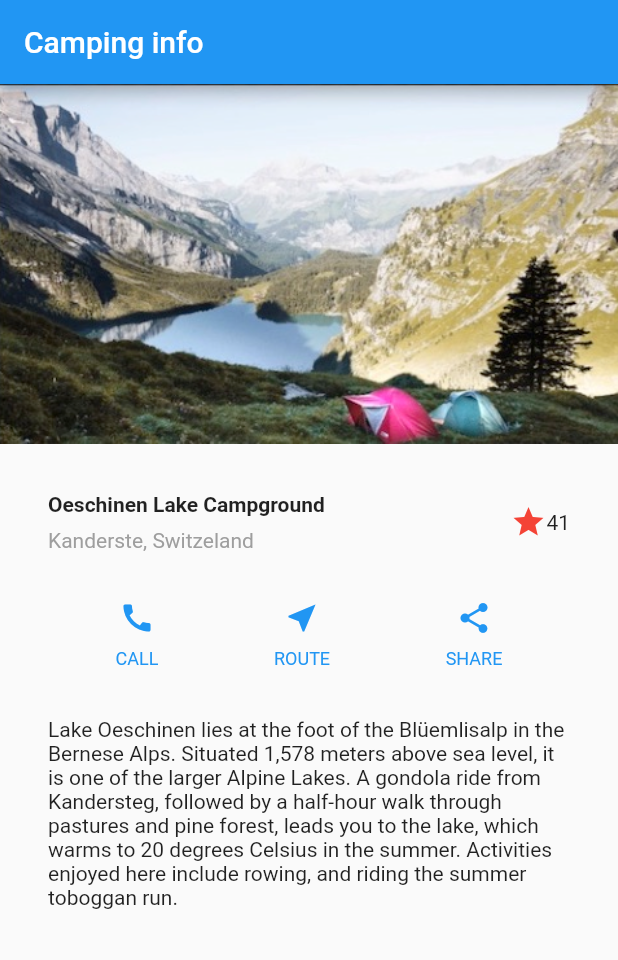
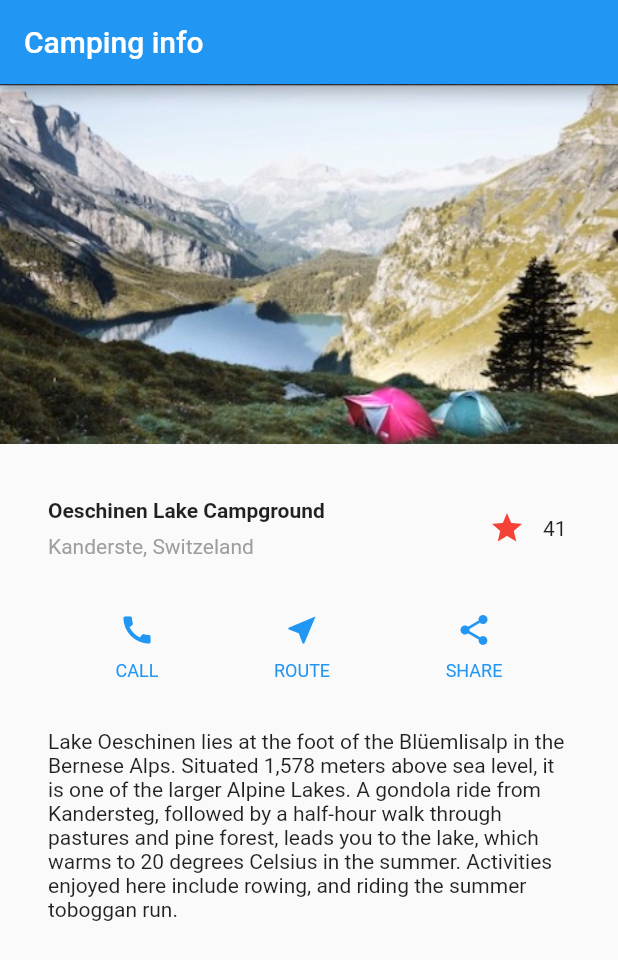
Before and after one commit to xinzhang/xz_camping_info, a Flutter app: the screen it shows after launch, on a phone screen of 412 x 824 dp. Shown: the top 960 px of the screen. Run offline on Flutter 3.47's test engine with Material 2 defaults, Android fonts, the phone set to English and light mode, and no system bars.

Commit message:
add favourite

```diff
--- /dev/null
+++ b/lib/components/favourite.dart
@@ -0,0 +1,45 @@
+import 'package:flutter/material.dart';
+
+class FavouriteWidget extends StatefulWidget {
+  @override
+  _FavouriteWidgetState createState() => _FavouriteWidgetState();
+}
+
+class _FavouriteWidgetState extends State<FavouriteWidget> {
+  bool _isFavourited = true;
+  int _favouriteCount = 41;
+
+  @override
+  Widget build(BuildContext context) {
+    return Row(
+      mainAxisSize: MainAxisSize.min,
+      children: <Widget>[
+        Container(
+            padding: EdgeInsets.all(0),
+            child: IconButton(
+              icon:
+                  (_isFavourited ? Icon(Icons.star) : Icon(Icons.star_border)),
+              color: Colors.red[500],
+              onPressed: _toggleFavourite,
+            )),
+        SizedBox(
+            width: 18,
+            child: Container(
+              child: Text("$_favouriteCount"),
+            ))
+      ],
+    );
+  }
+
+  void _toggleFavourite() {
+    setState(() {
+      if (_isFavourited) {
+        _favouriteCount -= 1;
+        _isFavourited = false;
+      } else {
+        _favouriteCount += 1;
+        _isFavourited = true;
+      }
+    });
+  }
+}
--- a/lib/components/title_section.dart
+++ b/lib/components/title_section.dart
@@ -1,4 +1,5 @@
 import 'package:flutter/material.dart';
+import 'package:xz_camping_info/components/favourite.dart';
 
 class TitleSection extends StatelessWidget {
   const TitleSection({
@@ -26,8 +27,7 @@ class TitleSection extends StatelessWidget {
               ],
             ),
           ),
-          Icon(Icons.star, color: Colors.red[500]),
-          Text('41'),
+          FavouriteWidget(),
         ],
       ),
     );
```
